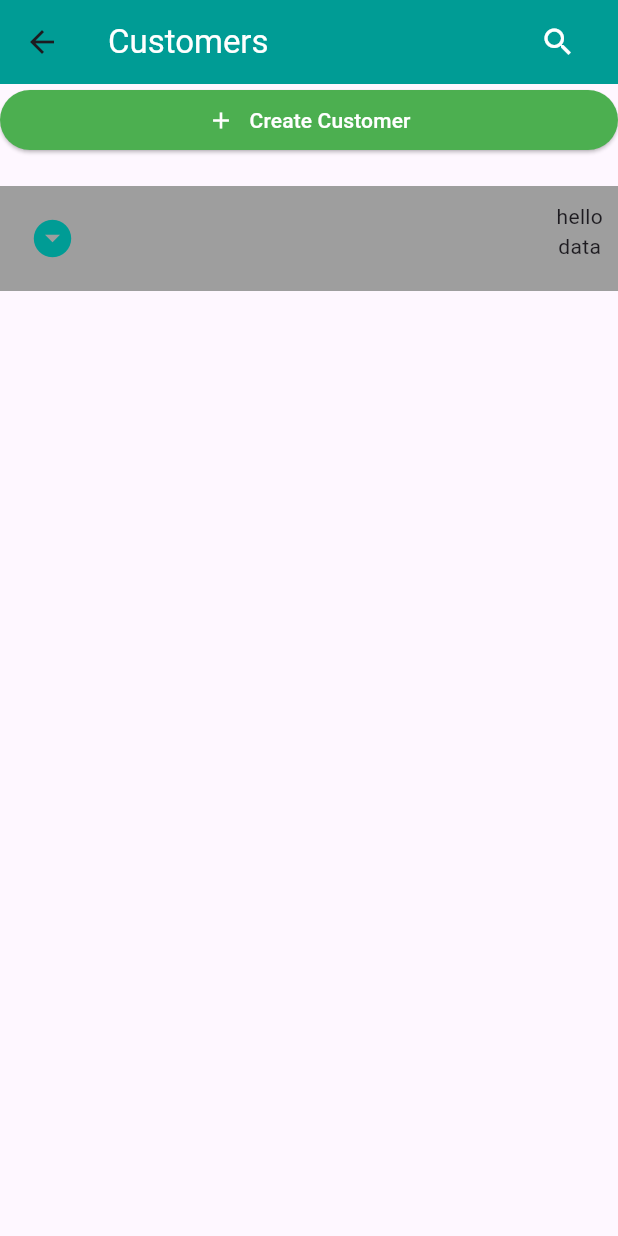
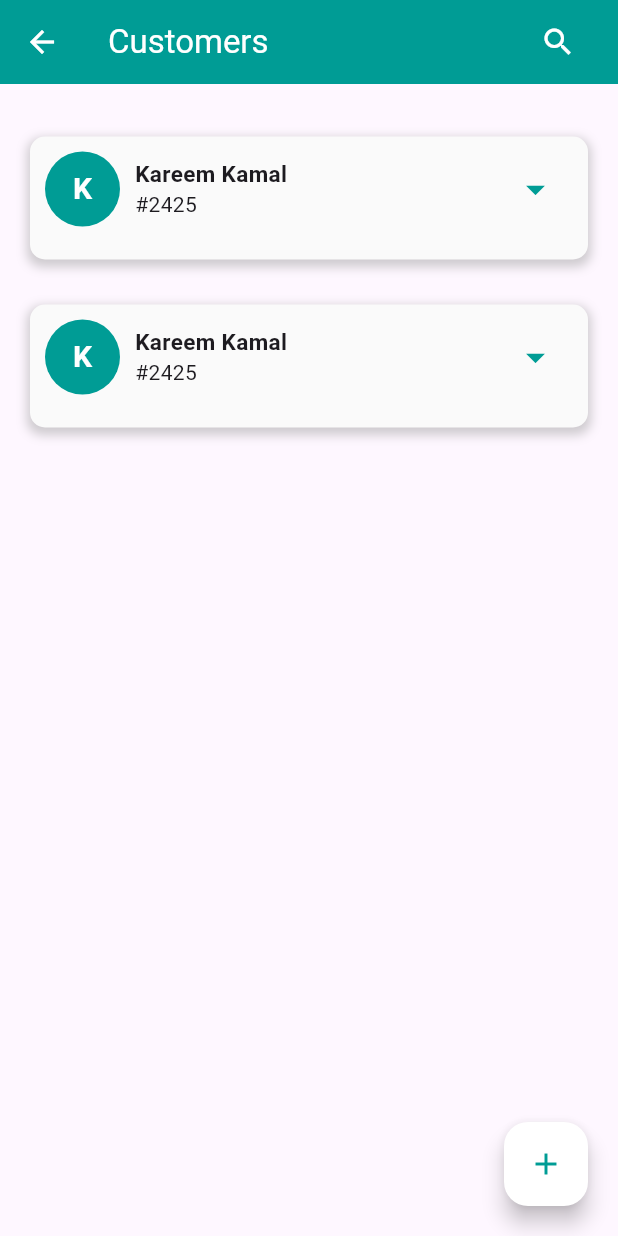
Before and after one commit to mariam1502/Get-Payin-mobile-app, a Flutter app: the CustomerScreen screen opened by its route, on a phone screen of 412 x 824 dp. Run offline on Flutter 3.47's test engine with Material 2 defaults, Android fonts, the phone set to English and light mode, and no system bars; our stand-ins replace fl_chart, go_router.

Commit message:
customers screen UI

```diff
--- a/lib/screens/customers-details-screen.dart
+++ b/lib/screens/customers-details-screen.dart
@@ -13,7 +13,14 @@ class _CustomerDetailsScreenState extends State<CustomerDetailsScreen> {
   @override
   Widget build(BuildContext context) {
     return Scaffold(
-        appBar: AppBar(title: Text('Customer Details')),
+        appBar: AppBar(
+          iconTheme: IconThemeData(color: Colors.white),
+          title: Text(
+            'Customer Details',
+            style: TextStyle(color: Colors.white),
+          ),
+          backgroundColor: Color(0xFF009C95),
+        ),
         body: Stack(
           children: [
             // Your main content here
@@ -35,11 +42,13 @@ class _CustomerDetailsScreenState extends State<CustomerDetailsScreen> {
               right: 20, // Adjust the position as needed
 
               child: FloatingActionButton(
+                backgroundColor: Colors.white,
                 onPressed: () {
                   // Handle button 2 press
                 },
                 child: Icon(
                   Icons.edit,
+                  color: Color(0xFF009C95),
                 ),
               ),
             ),
--- a/lib/screens/customers-screen.dart
+++ b/lib/screens/customers-screen.dart
@@ -10,6 +10,7 @@ class CustomerScreen extends StatelessWidget {
   Widget build(BuildContext context) {
     return Scaffold(
         appBar: AppBar(
+            iconTheme: IconThemeData(color: Colors.white),
             backgroundColor: Color(0xFF009C95),
             title: Row(
               mainAxisAlignment: MainAxisAlignment.spaceBetween,
@@ -27,41 +28,36 @@ class CustomerScreen extends StatelessWidget {
                 )
               ],
             )),
-      body: Column(
+        body: Stack(
           children: [
-          Center(
-            child: Row(
+            // Your main content here
+            Padding(
+              padding: const EdgeInsets.all(20.0),
+              child: ListView(
                 children: [
-                Expanded(
-                  child: ElevatedButton(
-                    style: ElevatedButton.styleFrom(
-                      primary: Colors.green, // Set the button color to green
+                  for (int index = 0; index < 2; index++)
+                    CustomerData(), // Replace with your actual AddRow widget
+                ],
               ),
-                    onPressed: () {},
-                    child: Row(
-                      mainAxisAlignment: MainAxisAlignment.center,
-                      children: [
-                        Icon(
+            ),
+
+            // Sticky Button 2
+            Positioned(
+              bottom: 20, // Adjust the position as needed
+              right: 20, // Adjust the position as needed
+
+              child: FloatingActionButton(
+                backgroundColor: Colors.white,
+                onPressed: () {
+                  // Handle button 2 press
+                },
+                child: Icon(
                   Icons.add,
-                          color: Colors.white,
-                        ),
-                        SizedBox(
-                          width: 10,
-                        ),
-                        Text(
-                          'Create Customer',
-                          style: TextStyle(color: Colors.white),
-                        )
-                      ],
+                  color: Color(0xFF009C95),
                 ),
               ),
             ),
           ],
-            ),
-          ),
-          customerData()
-        ],
-      ),
-    );
+        ));
   }
 }
--- a/lib/widgets/bottom_nav.dart
+++ b/lib/widgets/bottom_nav.dart
@@ -13,7 +13,6 @@ class _BottomNavState extends State<BottomNav> {
   int _selectedIndex = 0;
 
   static const List<Widget> _pages = <Widget>[
-    CustomerScreen(),
     DashBoardScreen(),
     Text('Second Page'),
     Text('Third Page')
--- a/lib/widgets/cutomer-widgets/cutomer-data.dart
+++ b/lib/widgets/cutomer-widgets/cutomer-data.dart
@@ -1,46 +1,129 @@
 import 'package:flutter/material.dart';
 import 'package:go_router/go_router.dart';
 
-class customerData extends StatefulWidget {
-  const customerData({super.key});
+class CustomerData extends StatefulWidget {
+  const CustomerData({super.key});
 
   @override
-  State<customerData> createState() => _customerDataState();
+  State<CustomerData> createState() => _CustomerDataState();
 }
 
-class _customerDataState extends State<customerData> {
+class _CustomerDataState extends State<CustomerData> {
+  bool isExpanded = false;
+
   @override
   Widget build(BuildContext context) {
     return Container(
-      color: Colors.grey,
+      decoration: BoxDecoration(
+        boxShadow: [
+          BoxShadow(
+            color: Colors.grey.withOpacity(0.5),
+            spreadRadius: 2,
+            blurRadius: 5,
+            offset: Offset(0, 3),
+          ),
+        ],
+        color: Colors.grey[50],
+        borderRadius: BorderRadius.circular(10),
+      ),
       width: MediaQuery.of(context).size.width,
       padding: EdgeInsets.all(10),
-      margin: EdgeInsets.fromLTRB(0, 20, 0, 20),
-      height: 70,
-      child: Row(
-        mainAxisAlignment: MainAxisAlignment.spaceBetween,
+      margin: EdgeInsets.fromLTRB(0, 15, 0, 15),
+      child: Column(
+        crossAxisAlignment: CrossAxisAlignment.start,
         children: [
-          Container(
-              child: IconButton(
+          Row(
+            mainAxisAlignment: MainAxisAlignment.spaceBetween,
+            children: [
+              Row(
+                children: [
+                  Container(
+                      width: 50,
+                      height: 50,
+                      decoration: BoxDecoration(
+                        shape: BoxShape.circle,
+                        color: Color(0xFF009C95),
+                      ),
+                      child: Center(
+                        child: Text(
+                          'K',
+                          style: TextStyle(
+                              fontWeight: FontWeight.bold,
+                              color: Colors.white,
+                              fontSize: 20),
+                        ),
+                      )),
+                  SizedBox(
+                    width: 10,
+                  ),
+                  Column(
+                    crossAxisAlignment: CrossAxisAlignment.start,
+                    children: [
+                      Text(
+                        'Kareem Kamal',
+                        style: TextStyle(
+                            fontSize: 15, fontWeight: FontWeight.bold),
+                      ),
+                      Text('#2425'),
+                    ],
+                  ),
+                ],
+              ),
+              Container(
+                child: IconButton(
                   onPressed: () {
-                    context.go('/customers-details');
+                    setState(() {
+                      isExpanded = !isExpanded;
+                    });
                   },
                   icon: Icon(
-                    Icons.arrow_drop_down_circle,
+                    isExpanded ? Icons.arrow_drop_up : Icons.arrow_drop_down,
                     color: Color(0xFF009C95),
                     size: 30,
-                  )),
-              width: 50,
-              height: 50,
-              decoration: BoxDecoration(
-                shape: BoxShape.circle, // Make it a circular container
-              )),
-          Column(
-            children: [
-              Text('hello'),
-              Text('data'),
+                  ),
+                ),
+                width: 50,
+                height: 50,
+                decoration: BoxDecoration(
+                  shape: BoxShape.circle,
+                ),
+              ),
             ],
-          )
+          ),
+          SizedBox(
+            height: 12,
+          ),
+          if (isExpanded)
+            Column(
+              crossAxisAlignment: CrossAxisAlignment.start,
+              children: [
+                Text('Email: kareem@gmail.com'),
+                SizedBox(
+                  height: 12,
+                ),
+                Text('Pay requests: 47'),
+                SizedBox(
+                  height: 12,
+                ),
+                Text('Amount due: \$3,013.26'),
+                Row(
+                  mainAxisAlignment: MainAxisAlignment.spaceBetween,
+                  children: [
+                    Text('Created at: 2023-03-13'),
+                    IconButton(
+                        onPressed: () {
+                          context.go('/customers-details');
+                        },
+                        icon: Icon(
+                          Icons.arrow_forward_ios,
+                          size: 15,
+                          color: Color(0xFF009C95),
+                          weight: 20,
+                        ))
+                  ],
+                ),
+              ],
+            ),
         ],
       ),
     );
```
Lines whose indentation alone changed are shown as unchanged.
